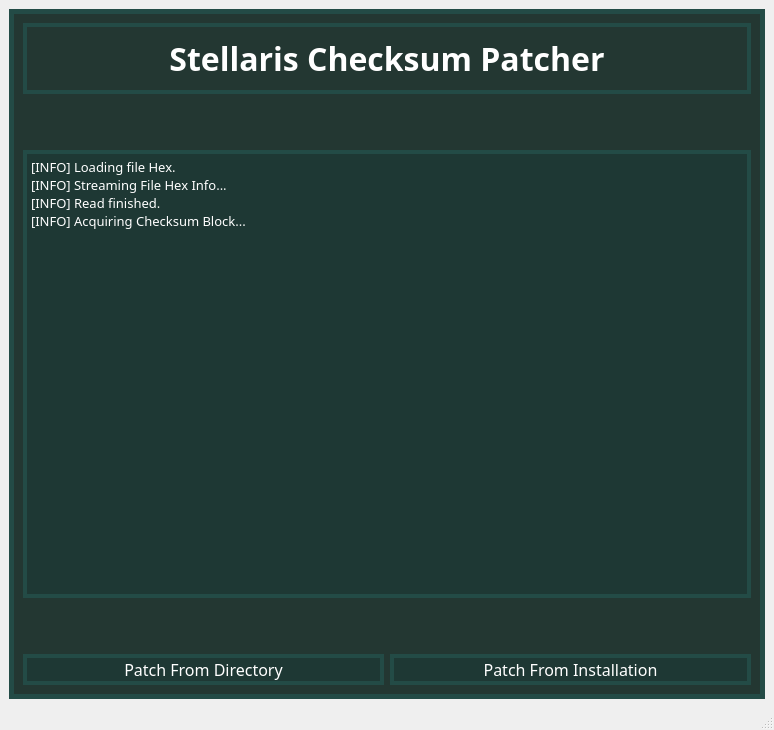
The window that Stellaris Checksum Patcher/UI/StellarisChecksumPatcherUI.ui (r0fld4nc3/Stellaris-Exe-Checksum-Patcher) describes before a commit, drawn with Qt 5.
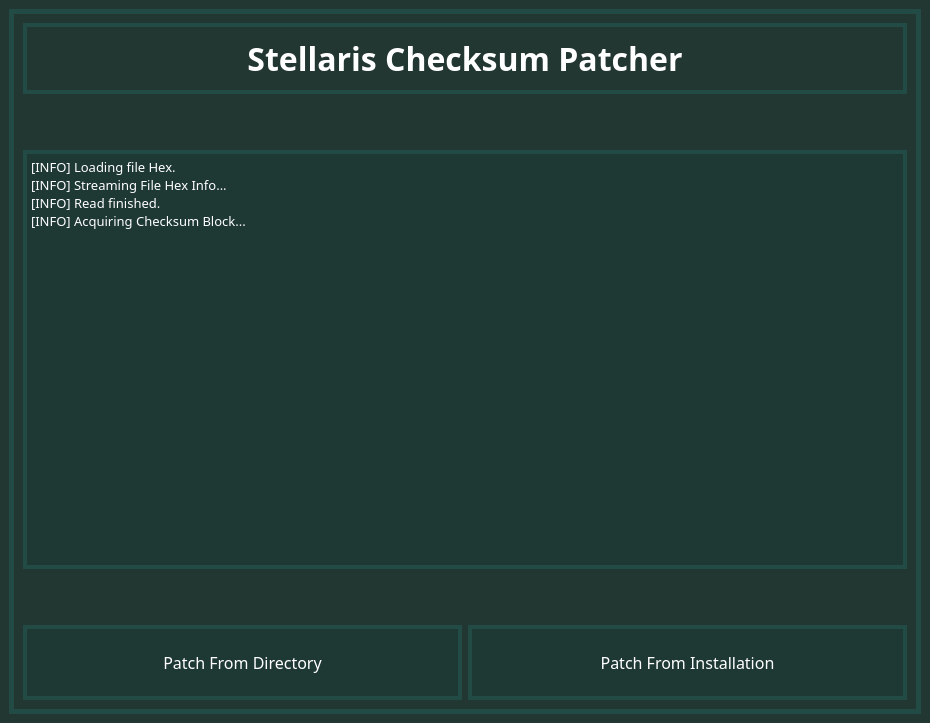
The same window after the commit. Icons and pictures are not drawn.

```diff
--- a/Stellaris Checksum Patcher/UI/StellarisChecksumPatcherUI.ui
+++ b/Stellaris Checksum Patcher/UI/StellarisChecksumPatcherUI.ui
@@ -6,13 +6,16 @@
    <rect>
     <x>0</x>
     <y>0</y>
-    <width>774</width>
-    <height>730</height>
+    <width>930</width>
+    <height>723</height>
    </rect>
   </property>
   <property name="windowTitle">
    <string>MainWindow</string>
   </property>
+  <property name="styleSheet">
+   <string notr="true"/>
+  </property>
   <widget class="QWidget" name="central_widget">
    <property name="sizePolicy">
     <sizepolicy hsizetype="Preferred" vsizetype="Preferred">
@@ -20,6 +23,10 @@
      <verstretch>0</verstretch>
     </sizepolicy>
    </property>
+   <property name="styleSheet">
+    <string notr="true">background-color: rgb(35, 55, 50);
+color: rgb(35, 75, 70);</string>
+   </property>
    <layout class="QGridLayout" name="gridLayout">
     <item row="0" column="1">
      <widget class="QFrame" name="main_frame">
@@ -113,6 +120,12 @@
        </item>
        <item>
         <widget class="QTextBrowser" name="terminal_display">
+         <property name="sizePolicy">
+          <sizepolicy hsizetype="Expanding" vsizetype="Ignored">
+           <horstretch>0</horstretch>
+           <verstretch>0</verstretch>
+          </sizepolicy>
+         </property>
          <property name="font">
           <font>
            <family>Orbitron</family>
@@ -299,6 +312,9 @@
              <height>64</height>
             </size>
            </property>
+           <property name="default">
+            <bool>false</bool>
+           </property>
            <property name="flat">
             <bool>false</bool>
            </property>
@@ -311,17 +327,6 @@
     </item>
    </layout>
   </widget>
-  <widget class="QMenuBar" name="menubar">
-   <property name="geometry">
-    <rect>
-     <x>0</x>
-     <y>0</y>
-     <width>774</width>
-     <height>21</height>
-    </rect>
-   </property>
-  </widget>
-  <widget class="QStatusBar" name="statusbar"/>
  </widget>
  <resources>
   <include location="resources/stellaris_checksum_patcher_resources.qrc"/>
```
Left out of the diff: 12 changed lines with no effect on the pictures.
